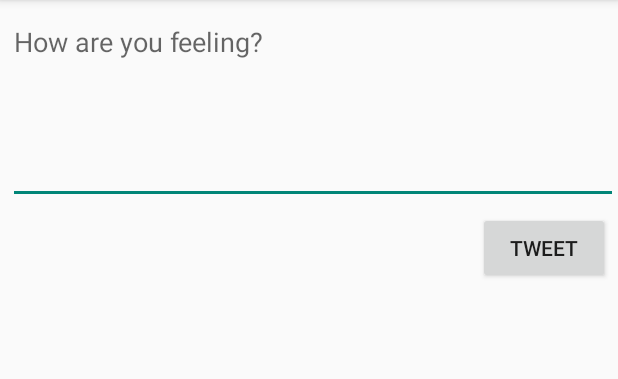
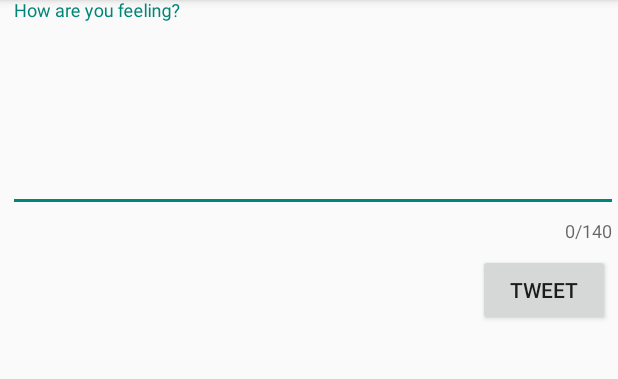
Before and after one commit to loogeyy/Twitter, an Android app: the TimelineActivity screen opened directly, with no data from a screen before it, after a tap on "Compose", on a phone screen of 412 x 824 dp, the part 84-463 px from its top. Run offline under Robolectric (Android 15) with nearby library versions, the phone set to English and light mode, and no system bars; our stand-ins replace Room's generated code; libraries missing offline, so code that uses them is left out: com.codepath.asynchttpclient, com.facebook.stetho, org.parceler; pictures from the network do not load; 2 statements that could not run were skipped.

Commit message:
refresh ability

```diff
--- a/app/build.gradle
+++ b/app/build.gradle
@@ -57,4 +57,5 @@ dependencies {
     implementation 'com.facebook.stetho:stetho:1.5.1'
     implementation 'org.parceler:parceler-api:1.1.12'
     annotationProcessor 'org.parceler:parceler:1.1.12'
+    implementation 'androidx.swiperefreshlayout:swiperefreshlayout:1.1.0'
 }
--- a/app/src/main/java/com/codepath/apps/restclienttemplate/TimelineActivity.java
+++ b/app/src/main/java/com/codepath/apps/restclienttemplate/TimelineActivity.java
@@ -5,6 +5,7 @@ import androidx.annotation.Nullable;
 import androidx.appcompat.app.AppCompatActivity;
 import androidx.recyclerview.widget.LinearLayoutManager;
 import androidx.recyclerview.widget.RecyclerView;
+import androidx.swiperefreshlayout.widget.SwipeRefreshLayout;
 
 import android.content.Intent;
 import android.os.Bundle;
@@ -20,6 +21,7 @@ import com.codepath.asynchttpclient.callback.JsonHttpResponseHandler;
 
 import org.json.JSONArray;
 import org.json.JSONException;
+import org.json.JSONObject;
 import org.parceler.Parcels;
 
 import java.util.ArrayList;
@@ -36,6 +38,7 @@ public class TimelineActivity extends AppCompatActivity {
 
     public static final String TAG = "TimelineActivity";
     private final int REQUEST_CODE = 20;
+    private SwipeRefreshLayout swipeContainer;
 
     @Override
     public boolean onCreateOptionsMenu(Menu menu) {
@@ -78,6 +81,21 @@ public class TimelineActivity extends AppCompatActivity {
         super.onCreate(savedInstanceState);
         setContentView(R.layout.activity_timeline);
 
+        // lookup the swipe container view
+        swipeContainer = (SwipeRefreshLayout) findViewById(R.id.swipeContainer);
+
+        // set up refresh listener which triggers new data loading
+        swipeContainer.setOnRefreshListener(new SwipeRefreshLayout.OnRefreshListener() {
+            @Override
+            public void onRefresh() {
+                fetchTimelineAsync(0);
+            }
+        });
+
+        swipeContainer.setColorSchemeResources(android.R.color.holo_blue_bright,
+                android.R.color.holo_green_light, android.R.color.holo_orange_light,
+                android.R.color.holo_red_light);
+
         client = TwitterApp.getRestClient(this);
         populateHomeTimeline();
 
@@ -100,6 +118,28 @@ public class TimelineActivity extends AppCompatActivity {
             }
        });
 }
+    public void fetchTimelineAsync(int page){
+        // Send the network request to fetch updated data
+        client.getHomeTimeline(new JsonHttpResponseHandler() {
+            @Override
+            public void onSuccess(int statusCode, Headers headers, JSON json) {
+                JSONArray jsonArray = json.jsonArray;
+                adapter.clear();
+                try {
+                    tweets.addAll(Tweet.fromJsonArray(jsonArray));
+                    adapter.addAll(tweets);
+                    swipeContainer.setRefreshing(false);
+                } catch (JSONException e) {
+                    e.printStackTrace();
+                }
+            }
+
+            @Override
+            public void onFailure(int statusCode, Headers headers, String response, Throwable throwable) {
+                Log.e("DEBUG", "Fetch timeline error: " + throwable.toString());
+            }
+        });
+    }
 
     private void populateHomeTimeline() {
         client.getHomeTimeline(new JsonHttpResponseHandler() {
--- a/app/src/main/res/layout/activity_compose.xml
+++ b/app/src/main/res/layout/activity_compose.xml
@@ -7,25 +7,34 @@
     android:layout_height="match_parent"
     tools:context=".ComposeActivity">
 
+    <com.google.android.material.textfield.TextInputLayout
+        android:id="@+id/etLayout"
+        android:layout_width="match_parent"
+        android:layout_height="wrap_content"
+        app:counterEnabled="true"
+        app:counterMaxLength="140">
+
         <EditText
             android:id="@+id/etCompose"
             android:layout_width="match_parent"
-        android:layout_height="wrap_content"
+            android:layout_height="match_parent"
             android:layout_marginStart="5dp"
             android:layout_marginTop="5dp"
             android:ems="10"
             android:gravity="start|top"
-        android:hint="How are you feeling?"
+            android:hint="@string/how_are_you_feeling"
             android:inputType="textMultiLine"
-        android:minLines="5" />
+            android:minLines="5"
+            tools:ignore="SpeakableTextPresentCheck" />
+    </com.google.android.material.textfield.TextInputLayout>
 
     <Button
         android:id="@+id/btnTweet"
         android:layout_width="wrap_content"
         android:layout_height="wrap_content"
-        android:layout_below="@+id/etCompose"
+        android:layout_below="@+id/etLayout"
         android:layout_alignParentEnd="true"
-        android:layout_marginTop="5dp"
+        android:layout_marginTop="7dp"
         android:layout_marginEnd="5dp"
         android:text="@string/tweet" />
 </RelativeLayout>
--- a/app/src/main/res/layout/activity_timeline.xml
+++ b/app/src/main/res/layout/activity_timeline.xml
@@ -6,6 +6,11 @@
     android:layout_height="match_parent"
     tools:context=".TimelineActivity">
 
+    <androidx.swiperefreshlayout.widget.SwipeRefreshLayout
+        xmlns:android="http://schemas.android.com/apk/res/android"
+        android:id="@+id/swipeContainer"
+        android:layout_width="match_parent"
+        android:layout_height="match_parent">
         <androidx.recyclerview.widget.RecyclerView
             android:id="@+id/rvTweets"
             android:layout_width="match_parent"
@@ -16,6 +21,7 @@
             android:layout_marginTop="0dp"
             tools:layout_editor_absoluteX="1dp"
             tools:layout_editor_absoluteY="1dp" />
+    </androidx.swiperefreshlayout.widget.SwipeRefreshLayout>
 
     <Button
         android:id="@+id/logoutBtn"
--- a/app/src/main/res/values/strings.xml
+++ b/app/src/main/res/values/strings.xml
@@ -7,5 +7,6 @@
     <string name="intent_host">cprest</string>
     <string name="logout_btn">Log Out</string>
     <string name="tweet">Tweet</string>
+    <string name="how_are_you_feeling">How are you feeling?</string>
 
 </resources>
```
Also changed, not shown: app/src/main/java/com/codepath/apps/restclienttemplate/TweetsAdapter.java (+8 -0 lines), 1 other file. Lines whose indentation alone changed are shown as unchanged.
